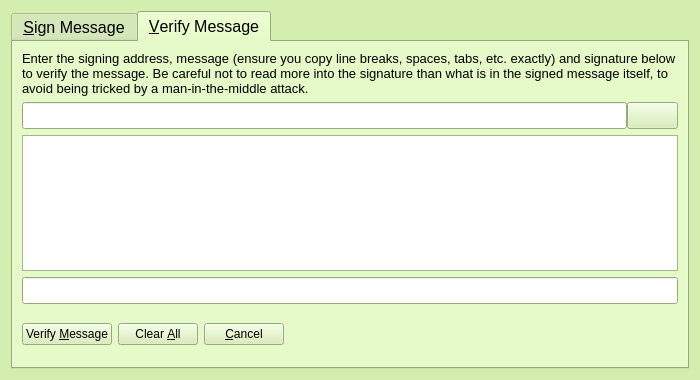
teambean/BeanCash, file src/qt/forms/signverifymessagedialog.ui: the form before one commit.
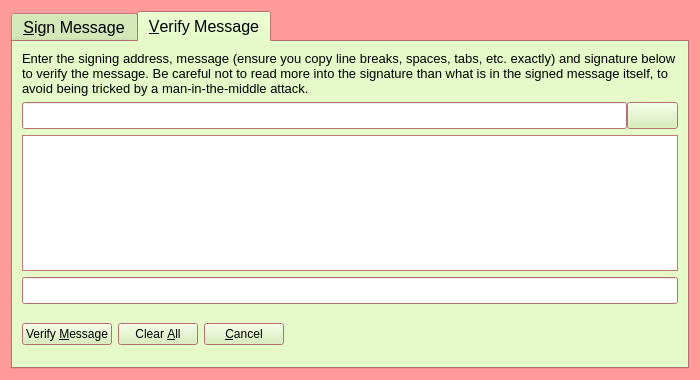
The form after the commit. Icons and pictures are not drawn. Custom widgets are drawn as their Qt base class.

```diff
--- a/src/qt/forms/signverifymessagedialog.ui
+++ b/src/qt/forms/signverifymessagedialog.ui
@@ -34,9 +34,9 @@
      <colorrole role="Window">
       <brush brushstyle="SolidPattern">
        <color alpha="255">
-        <red>211</red>
-        <green>238</green>
-        <blue>175</blue>
+        <red>255</red>
+        <green>154</green>
+        <blue>154</blue>
        </color>
       </brush>
      </colorrole>
@@ -90,9 +90,9 @@
      <colorrole role="Window">
       <brush brushstyle="SolidPattern">
        <color alpha="255">
-        <red>211</red>
-        <green>238</green>
-        <blue>175</blue>
+        <red>255</red>
+        <green>154</green>
+        <blue>154</blue>
        </color>
       </brush>
      </colorrole>
@@ -137,18 +137,18 @@
      <colorrole role="Base">
       <brush brushstyle="SolidPattern">
        <color alpha="255">
-        <red>211</red>
-        <green>238</green>
-        <blue>175</blue>
+        <red>255</red>
+        <green>154</green>
+        <blue>154</blue>
        </color>
       </brush>
      </colorrole>
      <colorrole role="Window">
       <brush brushstyle="SolidPattern">
        <color alpha="255">
-        <red>211</red>
-        <green>238</green>
-        <blue>175</blue>
+        <red>255</red>
+        <green>154</green>
+        <blue>154</blue>
        </color>
       </brush>
      </colorrole>
```
